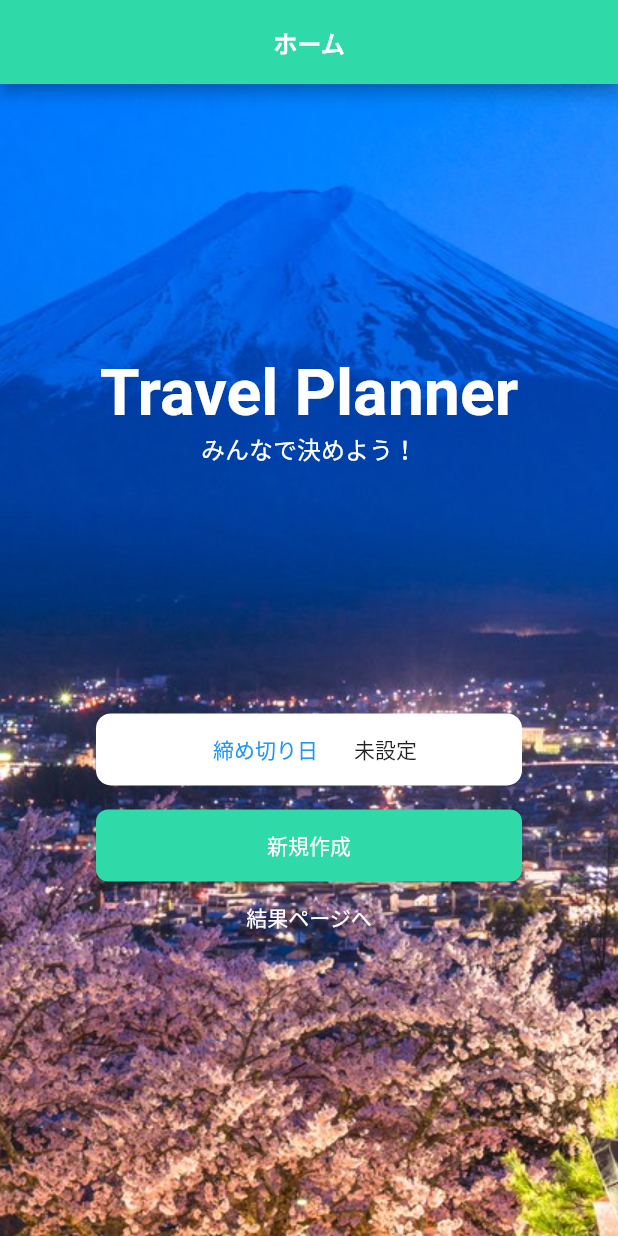
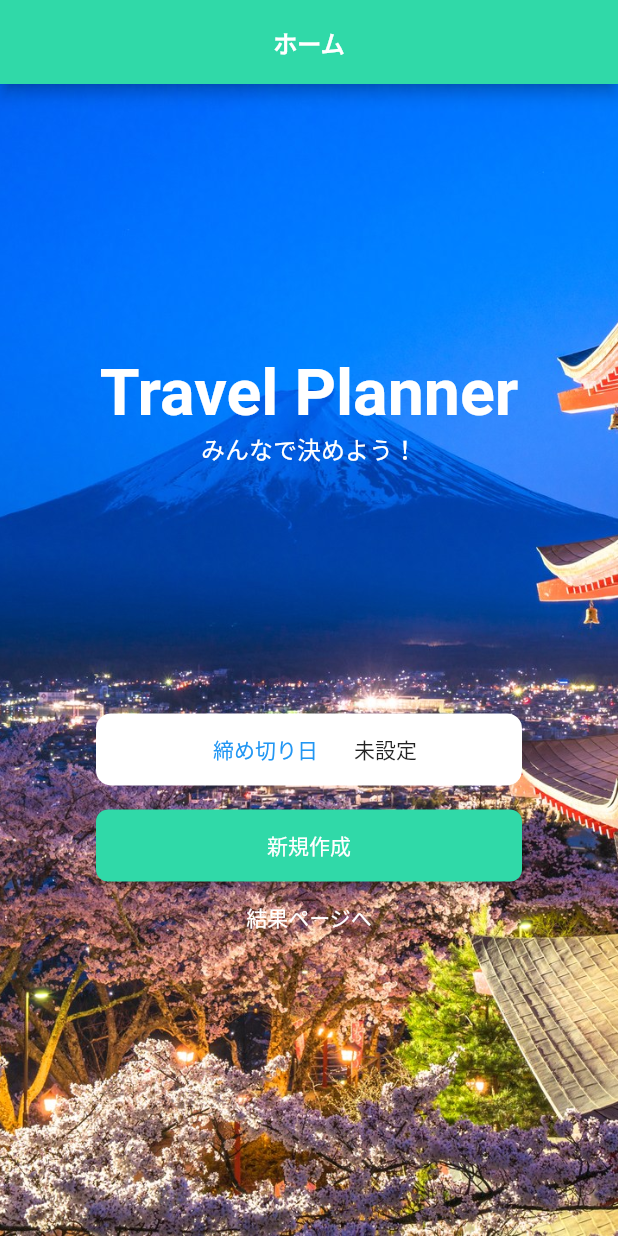
Before and after one commit to syunnpukuta/muit, a Flutter app: the screen it shows after launch, on a phone screen of 412 x 824 dp. Run offline on Flutter 3.47's test engine with Material 2 defaults, Android fonts, the phone set to English and light mode, and no system bars; our stand-ins replace like_button.

Commit message:
軽微なデザイン, URLの変更

```diff
--- a/lib/main.dart
+++ b/lib/main.dart
@@ -1,5 +1,4 @@
 import 'dart:convert';
-import 'dart:io';
 import 'package:flutter/material.dart';
 import 'package:flutter_app/result_page.dart';
 import 'package:url_launcher/url_launcher.dart';
@@ -64,7 +63,7 @@ class _MyHomePageState extends State<MyHomePage> {
               "assets/home.jpg",
               width: MediaQuery.of(context).size.width,
               height: MediaQuery.of(context).size.height,
-              fit: BoxFit.none,
+              fit: BoxFit.fitHeight,
             ),
 
             //モードによって作成画面、結果の入力画面を切り替える
@@ -193,7 +192,13 @@ class _MyHomePageState extends State<MyHomePage> {
     return Column(
       children: [
         Container(height: MediaQuery.of(context).size.height/5,),
-        Center(child: Text("Travel Planner", style: TextStyle(color: Colors.white, fontSize: 43, fontWeight: FontWeight.bold),)),
+        Center(
+          child: FittedBox(
+            child: Text("Travel Planner",
+            style: TextStyle(color: Colors.white, fontSize: 43, fontWeight: FontWeight.bold),
+            maxLines: 1,),
+          ),
+        ),
         Center(child: Text("みんなで決めよう！", style: TextStyle(color: Colors.white, fontSize: 16,),)),
         Container(height: MediaQuery.of(context).size.height/5,),
       ],
--- a/lib/result_page.dart
+++ b/lib/result_page.dart
@@ -93,8 +93,8 @@ class _ResultPageState extends State<ResultPage>{
   Future getRes() async {
     await Future.forEach(List.generate(10, (index) => index), (element) async {
       //１～１０位をまとめて取得
-      http.get(Uri.parse("https://script.google.com/macros/s/AKfycbxXwM05RBhDM5"
-          "r6V7fuXDnms-TR1oflS_WTnGi1LwtlKSIOGq6sI88hOfFgumcsmhlSyA/exec"
+      http.get(Uri.parse("https://script.google.com/macros/s/AKfycbxqqc730W9MKr"
+          "UFjZWNRkNCnjMG1MBnF-XqUEUKhOyz86IJoz4RZ2o0JTBuhUVxVRC3yQ/exec"
           "?id=${widget.data}&i=$element"),)
       .then((value){
         // 取得し次第スコアでソートし、Streamにデータを流す
```
Also changed, not shown: 3 other files.
